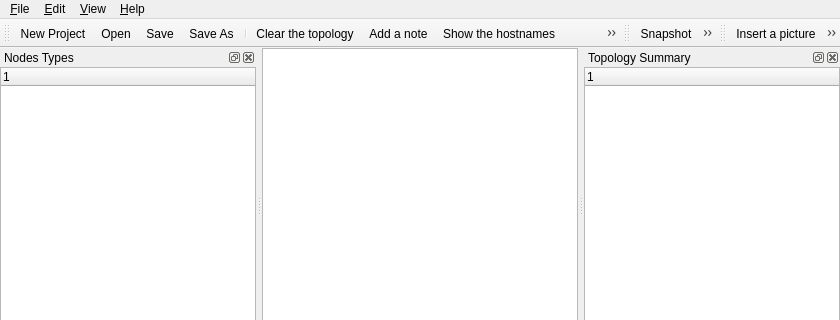
Above: src/GNS3/Ui/Form_MainWindow.ui from GNS3/gns3-legacy before the change; both pictures show x 0 to 840 and y 0 to 320 of the 840 by 600 pixel window. Below: the same form after it.
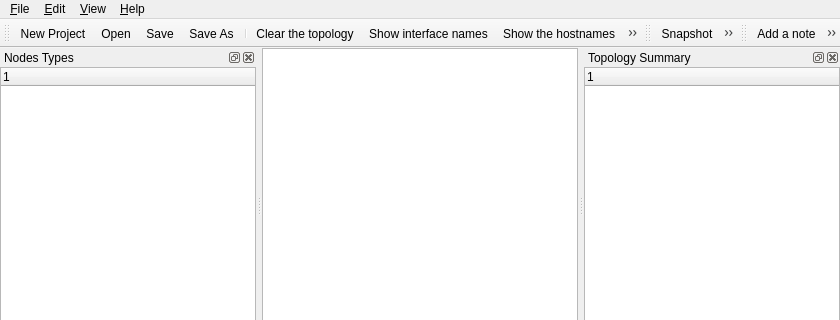
That is the form after the change. Icons and pictures are not drawn. Custom widgets are drawn as their Qt base class.

```diff
--- a/src/GNS3/Ui/Form_MainWindow.ui
+++ b/src/GNS3/Ui/Form_MainWindow.ui
@@ -133,9 +133,8 @@
    <addaction name="action_SaveAs" />
    <addaction name="separator" />
    <addaction name="action_Clear" />
-   <addaction name="action_AddNote" />
-   <addaction name="action_ShowHostnames" />
    <addaction name="action_ShowinterfaceNames" />
+   <addaction name="action_ShowHostnames" />
    <addaction name="action_Add_link" />
   </widget>
   <widget class="QDockWidget" name="dockWidget_NodeTypes" >
@@ -328,6 +327,7 @@
    <attribute name="toolBarBreak" >
     <bool>false</bool>
    </attribute>
+   <addaction name="action_AddNote" />
    <addaction name="action_InsertImage" />
    <addaction name="action_DrawRectangle" />
    <addaction name="action_DrawEllipse" />
```
Left out of the diff: 2 changed lines with no effect on the pictures.
